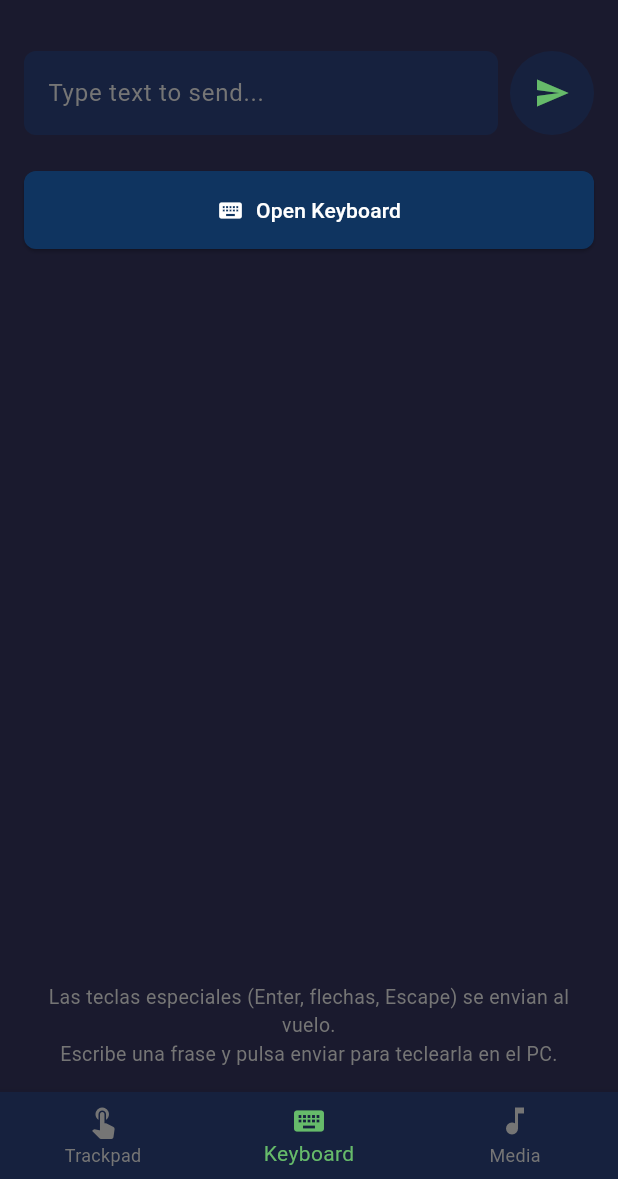
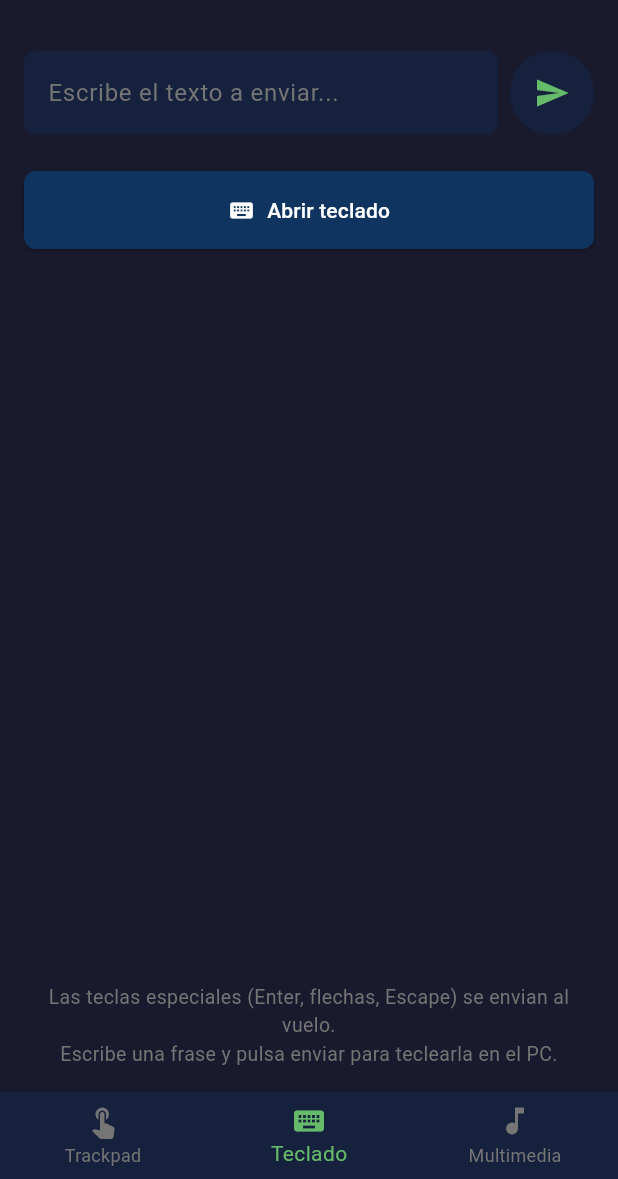
Before and after one commit to Avzolem/OpenMouse, a Flutter app: the ControlScreen screen opened directly with empty values, item 2 of the bottom bar chosen, on a phone screen of 412 x 824 dp, the part 57-1236 px from its top. Run offline on Flutter 3.47's test engine with Material 3 defaults, Android fonts, the phone set to English and light mode, and no system bars; missing offline and left inert: bonsoir.

Commit message:
fix(app): calibrar el scroll y traducir la interfaz al español
El scroll enviaba una muesca de rueda por cada 2 px logicos de dedo: medido
con un banco de pruebas en Windows, un solo deslizamiento producia 131 muescas,
unas 390 lineas de texto. Se baja a una muesca por cada ~20 px.

Las cadenas de la pantalla de inicio, las pestañas y el teclado estaban en
ingles, contra la convencion del proyecto de que lo que ve el usuario va en
español.

Se incluyen los flags que el migrador de Flutter añadio a gradle.properties,
necesarios para que compile.

```diff
--- a/app/lib/screens/control_screen.dart
+++ b/app/lib/screens/control_screen.dart
@@ -31,7 +31,7 @@ class _ControlScreenState extends State<ControlScreen> {
       if (!connected) {
         ScaffoldMessenger.of(context).showSnackBar(
           const SnackBar(
-            content: Text('Connection lost. Reconnecting...'),
+            content: Text('Se perdio la conexion. Reconectando...'),
             backgroundColor: Colors.orange,
           ),
         );
@@ -47,7 +47,7 @@ class _ControlScreenState extends State<ControlScreen> {
 
   Future<void> _disconnect() async {
     // Antes de desconectar: si no, la propia desconexion voluntaria emite
-    // false y saca un "Connection lost" que no viene a cuento.
+    // false y saca un aviso de conexion perdida que no viene a cuento.
     await _connectionSub.cancel();
     await widget.connectionService.disconnect();
     if (!mounted) return;
@@ -94,7 +94,7 @@ class _ControlScreenState extends State<ControlScreen> {
           IconButton(
             onPressed: _disconnect,
             icon: const Icon(Icons.close),
-            tooltip: 'Disconnect',
+            tooltip: 'Desconectar',
           ),
         ],
       ),
@@ -112,11 +112,11 @@ class _ControlScreenState extends State<ControlScreen> {
           ),
           BottomNavigationBarItem(
             icon: Icon(Icons.keyboard),
-            label: 'Keyboard',
+            label: 'Teclado',
           ),
           BottomNavigationBarItem(
             icon: Icon(Icons.music_note),
-            label: 'Media',
+            label: 'Multimedia',
           ),
         ],
       ),
--- a/app/lib/widgets/keyboard_input.dart
+++ b/app/lib/widgets/keyboard_input.dart
@@ -103,7 +103,7 @@ class _KeyboardInputState extends State<KeyboardInput> {
                     focusNode: _textFocusNode,
                     style: const TextStyle(color: Colors.white),
                     decoration: InputDecoration(
-                      hintText: 'Type text to send...',
+                      hintText: 'Escribe el texto a enviar...',
                       hintStyle: TextStyle(color: Colors.grey[600]),
                       filled: true,
                       fillColor: const Color(0xFF16213E),
@@ -136,7 +136,7 @@ class _KeyboardInputState extends State<KeyboardInput> {
                 _keyboardVisible ? Icons.keyboard_hide : Icons.keyboard,
               ),
               label: Text(
-                _keyboardVisible ? 'Hide Keyboard' : 'Open Keyboard',
+                _keyboardVisible ? 'Ocultar teclado' : 'Abrir teclado',
               ),
               style: ElevatedButton.styleFrom(
                 backgroundColor: const Color(0xFF0F3460),
--- a/app/lib/widgets/trackpad.dart
+++ b/app/lib/widgets/trackpad.dart
@@ -14,7 +14,11 @@ class Trackpad extends StatefulWidget {
 
 class _TrackpadState extends State<Trackpad> {
   static const double _sensitivity = 1.5;
-  static const double _scrollSensitivity = 0.5;
+
+  /// Muescas de rueda por pixel logico de dedo. Cada muesca son tres lineas en
+  /// Windows, asi que 0.5 daba ~130 muescas por deslizamiento (unas 390 lineas)
+  /// y el scroll se iba de las manos. 0.05 deja una muesca por cada ~20 px.
+  static const double _scrollSensitivity = 0.05;
   double _scrollAccumulator = 0.0;
   // El residuo fraccionario del movimiento: redondear cada evento por separado
   // tiraba todo delta menor de 1 px, y un arrastre lento no movia el cursor.
```
Also changed, not shown: app/lib/screens/home_screen.dart (+5 -5 lines), 1 other file.
